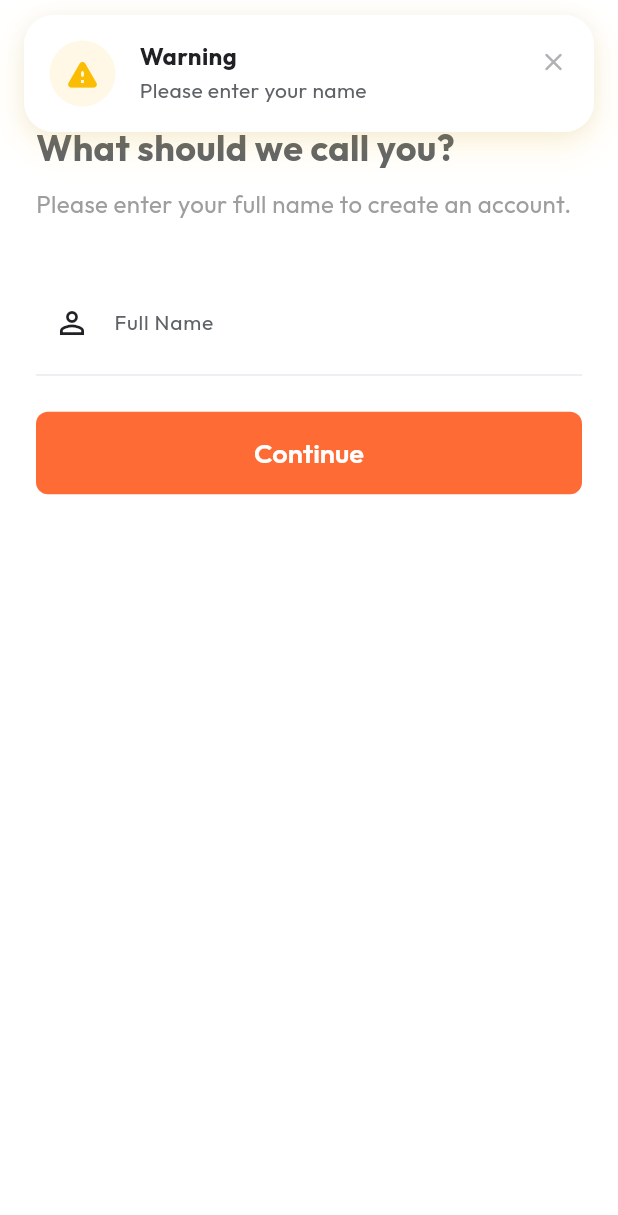
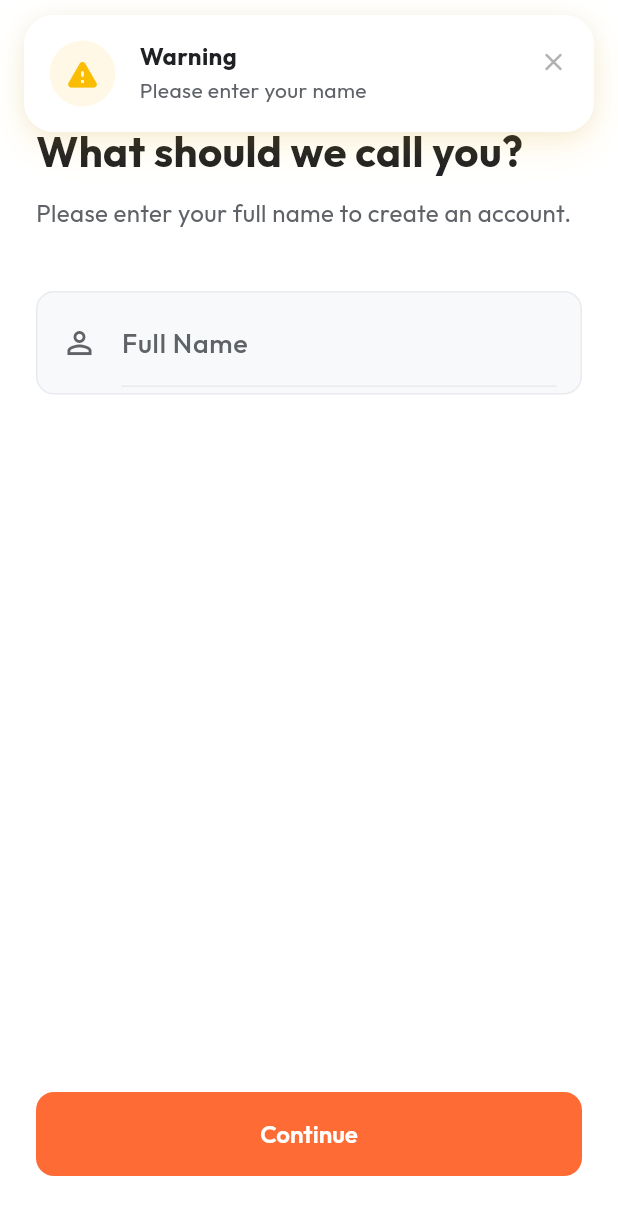
Before and after one commit to hamshad/MKTourApp, a Flutter app: the NameInputScreen screen opened directly with empty values, after a tap on "Continue", on a phone screen of 412 x 824 dp. Shown: the top 1215 px of the screen. Run offline on Flutter 3.47's test engine with Material 3 defaults, Android fonts, the phone set to English and light mode, and no system bars; our stand-ins replace flutter_map, google_fonts, latlong2, lottie, shared_preferences, sliding_up_panel; accounts and stored records are empty.

Commit message:
driver side login + documentation

```diff
--- a/skyline/lib/features/auth/name_input_screen.dart
+++ b/skyline/lib/features/auth/name_input_screen.dart
@@ -1,7 +1,10 @@
 import 'package:flutter/material.dart';
+import 'package:google_fonts/google_fonts.dart';
 import 'package:skyline/core/api_service.dart';
 import 'package:skyline/features/auth/user_registration_screen.dart';
+import 'package:skyline/features/auth/driver_registration_screen.dart';
 import 'package:skyline/core/widgets/custom_snackbar.dart';
+import 'package:skyline/core/theme.dart';
 
 class NameInputScreen extends StatefulWidget {
   final String phoneNumber;
@@ -58,7 +61,29 @@ class _NameInputScreenState extends State<NameInputScreen> {
           type: SnackbarType.success,
         );
 
-        // Navigate to OTP Screen (UserRegistrationScreen refactored)
+        // Navigate based on role
+        if (widget.role == 'driver') {
+          // For drivers, we navigate to DriverRegistrationScreen
+          // Note: DriverRegistrationScreen might need to be updated to accept name if it's not already
+          // But based on previous code, it seems to ask for name again or we can pass it.
+          // Let's check DriverRegistrationScreen. It asks for name.
+          // We can either pass it or let them enter it again.
+          // Ideally, we should pass it.
+          // For now, let's navigate to DriverRegistrationScreen.
+          // Since DriverRegistrationScreen takes phoneNumber, we pass that.
+          // We might need to refactor DriverRegistrationScreen to accept name as well to pre-fill it.
+          // But for now, let's just navigate there.
+
+          Navigator.push(
+            context,
+            MaterialPageRoute(
+              builder: (context) => DriverRegistrationScreen(
+                phoneNumber: widget.phoneNumber,
+              ),
+            ),
+          );
+        } else {
+          // For users, navigate to UserRegistrationScreen
           Navigator.push(
             context,
             MaterialPageRoute(
@@ -69,6 +94,7 @@ class _NameInputScreenState extends State<NameInputScreen> {
               ),
             ),
           );
+        }
       } else {
         CustomSnackbar.show(
           context,
@@ -92,60 +118,96 @@ class _NameInputScreenState extends State<NameInputScreen> {
   @override
   Widget build(BuildContext context) {
     return Scaffold(
+      backgroundColor: Colors.white,
       appBar: AppBar(
-        title: const Text('Enter Your Name'),
+        backgroundColor: Colors.white,
+        elevation: 0,
+        leading: IconButton(
+          icon: const Icon(Icons.arrow_back, color: Colors.black),
+          onPressed: () => Navigator.pop(context),
         ),
-      body: Padding(
+      ),
+      body: SafeArea(
+        child: Padding(
           padding: const EdgeInsets.all(24.0),
           child: Column(
-          crossAxisAlignment: CrossAxisAlignment.stretch,
+            crossAxisAlignment: CrossAxisAlignment.start,
             children: [
-            const Text(
+              Text(
                 'What should we call you?',
-              style: TextStyle(
-                fontSize: 24,
+                style: GoogleFonts.outfit(
+                  fontSize: 28,
                   fontWeight: FontWeight.bold,
+                  color: AppTheme.textPrimary,
                 ),
               ),
               const SizedBox(height: 8),
-            const Text(
+              Text(
                 'Please enter your full name to create an account.',
-              style: TextStyle(
+                style: GoogleFonts.outfit(
                   fontSize: 16,
-                color: Colors.grey,
+                  color: AppTheme.textSecondary,
                 ),
               ),
-            const SizedBox(height: 32),
-            TextField(
+              const SizedBox(height: 40),
+
+              Container(
+                decoration: BoxDecoration(
+                  color: AppTheme.surfaceColor,
+                  borderRadius: BorderRadius.circular(12),
+                  border: Border.all(color: AppTheme.borderColor),
+                ),
+                padding: const EdgeInsets.symmetric(horizontal: 16, vertical: 4),
+                child: TextField(
                   controller: _nameController,
-              decoration: const InputDecoration(
-                labelText: 'Full Name',
-                border: OutlineInputBorder(),
-                prefixIcon: Icon(Icons.person_outline),
+                  style: GoogleFonts.outfit(
+                    fontSize: 18,
+                    fontWeight: FontWeight.w500,
+                    color: AppTheme.textPrimary,
+                  ),
+                  decoration: InputDecoration(
+                    hintText: 'Full Name',
+                    hintStyle: GoogleFonts.outfit(color: AppTheme.textSecondary),
+                    border: InputBorder.none,
+                    icon: const Icon(Icons.person_outline, color: AppTheme.textSecondary),
                   ),
                   textCapitalization: TextCapitalization.words,
                 ),
-            const SizedBox(height: 24),
-            ElevatedButton(
+              ),
+
+              const Spacer(),
+
+              SizedBox(
+                width: double.infinity,
+                height: 56,
+                child: ElevatedButton(
                   onPressed: _isLoading ? null : _onContinue,
                   style: ElevatedButton.styleFrom(
-                padding: const EdgeInsets.symmetric(vertical: 16),
+                    backgroundColor: AppTheme.primaryColor,
+                    foregroundColor: Colors.white,
+                    elevation: 0,
                     shape: RoundedRectangleBorder(
-                  borderRadius: BorderRadius.circular(8),
+                      borderRadius: BorderRadius.circular(12),
                     ),
                   ),
                   child: _isLoading
                       ? const SizedBox(
-                      height: 20,
-                      width: 20,
-                      child: CircularProgressIndicator(strokeWidth: 2, color: Colors.white),
+                          height: 24,
+                          width: 24,
+                          child: CircularProgressIndicator(strokeWidth: 2.5, color: Colors.white),
                         )
-                  : const Text(
+                      : Text(
                           'Continue',
-                      style: TextStyle(fontSize: 18),
+                          style: GoogleFonts.outfit(
+                            fontSize: 16,
+                            fontWeight: FontWeight.w600,
                           ),
                         ),
+                ),
+              ),
+              const SizedBox(height: 16),
             ],
+          ),
         ),
       ),
     );
```
Also changed, not shown: 1 other file. Lines whose indentation alone changed are shown as unchanged.
